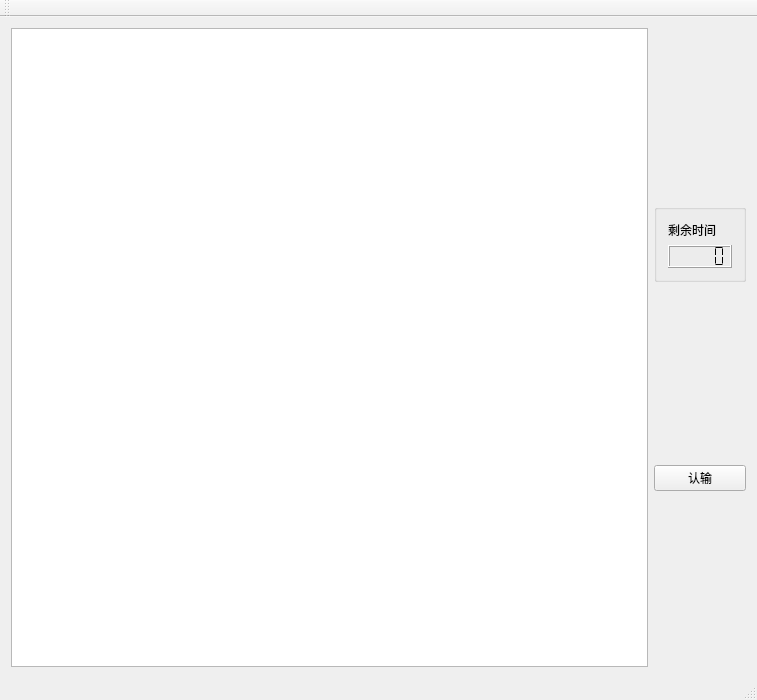
Above: mainwindow.ui from renzibei/ChineseChess before the change. Below: the same form after it.
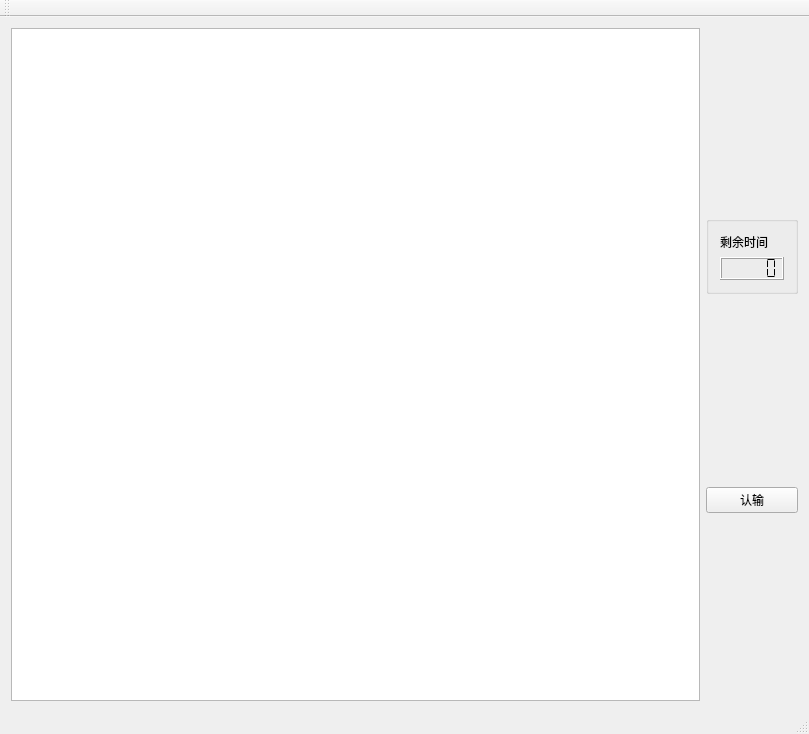
That is the form after the change.

Commit message: add support for high dpi windows

```diff
--- a/mainwindow.ui
+++ b/mainwindow.ui
@@ -6,8 +6,8 @@
    <rect>
     <x>0</x>
     <y>0</y>
-    <width>757</width>
-    <height>700</height>
+    <width>809</width>
+    <height>734</height>
    </rect>
   </property>
   <property name="windowTitle">
```
Left out of the diff: 4 changed lines with no effect on the pictures. The commit also changes 4 other files.
